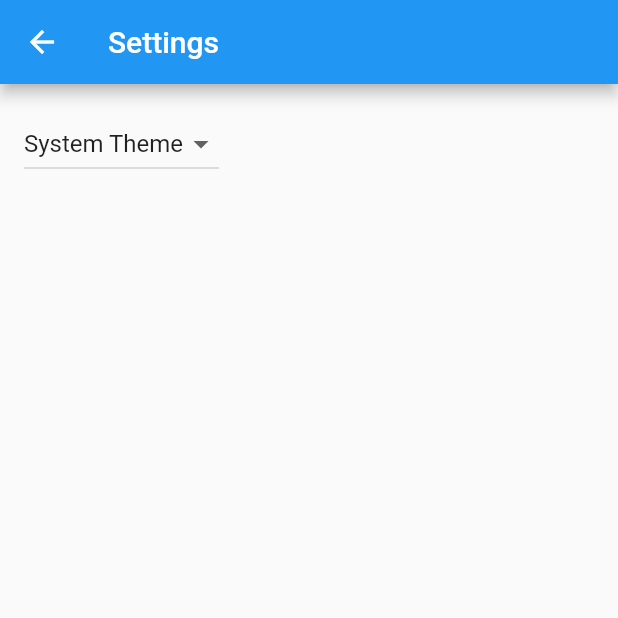
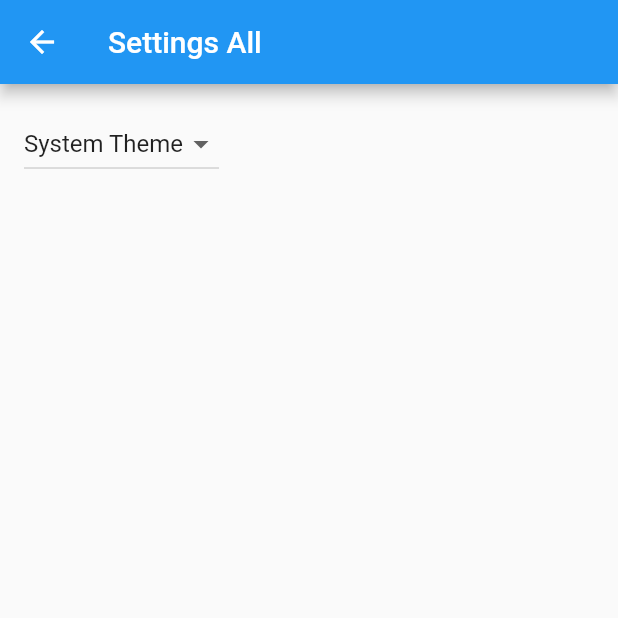
Before and after one commit to martinlaregina/flutter_demo, a Flutter app: the SettingsView screen opened by its route, on a phone screen of 412 x 824 dp, the top half of it. Run offline on Flutter 3.47's test engine with Material 2 defaults, Android fonts, the phone set to English and light mode, and no system bars; generated files the repository leaves out were written again.

Commit message:
Second commit

```diff
--- a/lib/src/settings/settings_view.dart
+++ b/lib/src/settings/settings_view.dart
@@ -17,7 +17,7 @@ class SettingsView extends StatelessWidget {
   Widget build(BuildContext context) {
     return Scaffold(
       appBar: AppBar(
-        title: const Text('Settings'),
+        title: const Text('Settings All'),
       ),
       body: Padding(
         padding: const EdgeInsets.all(16),
```
